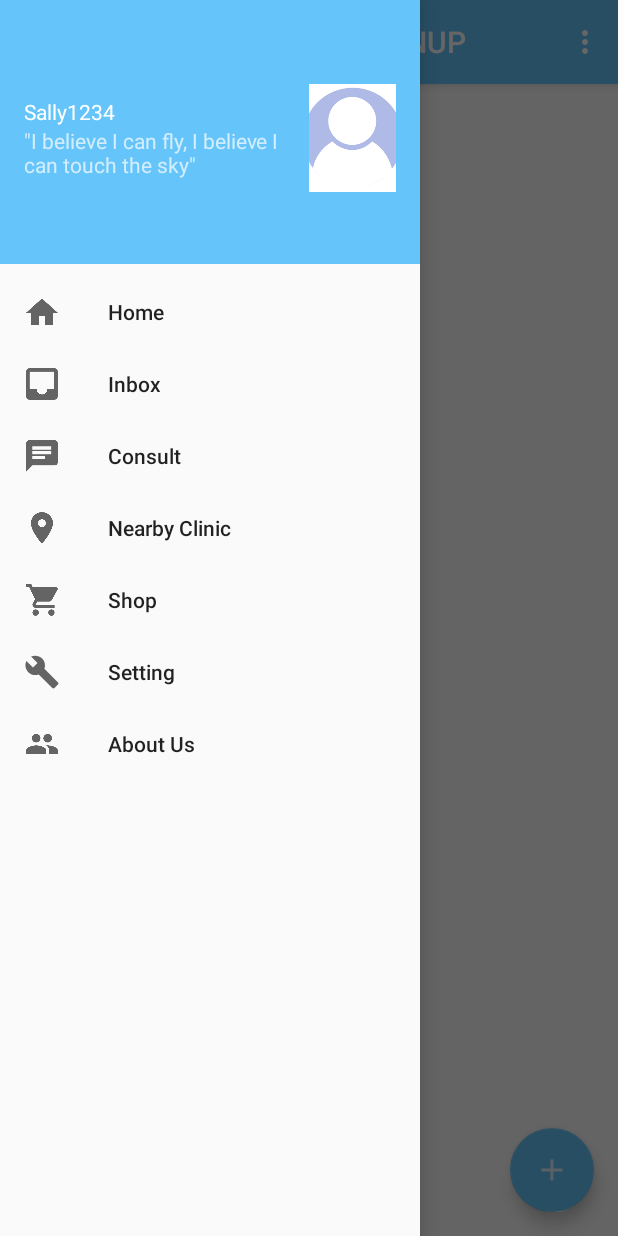
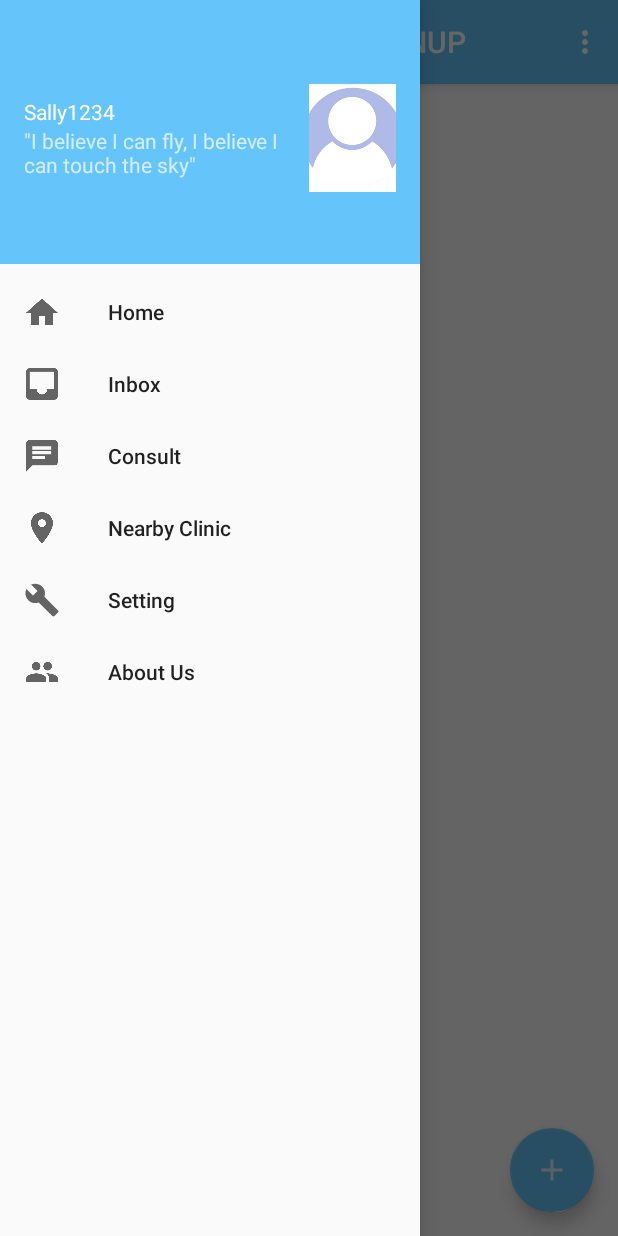
Before and after one commit to nutnnut/Wireless_Project_OPENUP, an Android app: the screen it shows after launch (MainActivity), with the side drawer open, on a phone screen of 412 x 824 dp. Run offline under Robolectric (Android 15) with nearby library versions, the light colour scheme and no system bars.

Commit message:
ลบshop

```diff
--- a/app/src/main/java/com/example/nut/wireless_project_openup/MainActivity.java
+++ b/app/src/main/java/com/example/nut/wireless_project_openup/MainActivity.java
@@ -97,9 +97,6 @@ public class MainActivity extends AppCompatActivity
             System.out.println("nearby");
         }
 
-        else if (id == R.id.nav_shop) {
-            System.out.println("shop");
-        }
 
         else if (id == R.id.nav_setting) {
             System.out.println("setting");
--- a/app/src/main/res/menu/activity_main_drawer.xml
+++ b/app/src/main/res/menu/activity_main_drawer.xml
@@ -22,11 +22,6 @@
             android:title="Nearby Clinic" />
 
         <item
-        android:id="@+id/nav_shop"
-        android:icon="@mipmap/shop"
-        android:title="Shop" />
-
-        <item
             android:id="@+id/nav_setting"
             android:icon="@drawable/ic_menu_manage"
             android:title="Setting" />
```
